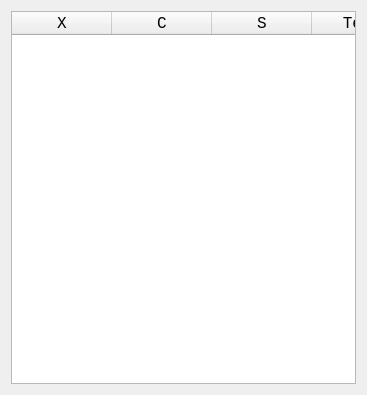
richelbilderbeek/QTableWidgetExample4, file qtdialog.ui: the form before one commit.
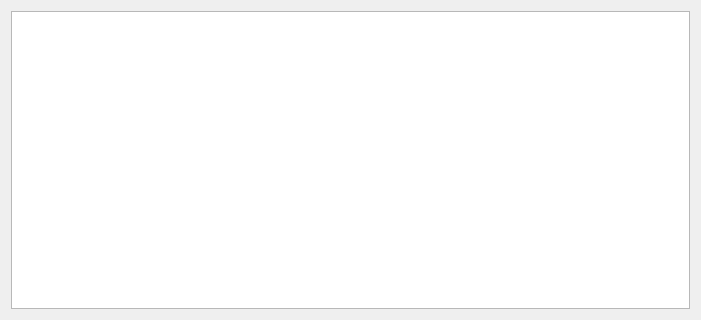
The form after the commit.

The edit to the form file:
```diff
--- a/qtdialog.ui
+++ b/qtdialog.ui
@@ -6,8 +6,8 @@
    <rect>
     <x>0</x>
     <y>0</y>
-    <width>367</width>
-    <height>395</height>
+    <width>701</width>
+    <height>320</height>
    </rect>
   </property>
   <property name="font">
@@ -16,33 +16,51 @@
     <pointsize>12</pointsize>
    </font>
   </property>
-  <layout class="QGridLayout" name="gridLayout">
-   <item row="0" column="0">
-    <widget class="QTableWidget" name="tableWidget">
+  <layout class="QVBoxLayout" name="verticalLayout">
+   <item>
+    <widget class="QTableWidget" name="examples_widget">
+     <property name="sizePolicy">
+      <sizepolicy hsizetype="Preferred" vsizetype="MinimumExpanding">
+       <horstretch>0</horstretch>
+       <verstretch>0</verstretch>
+      </sizepolicy>
+     </property>
      <property name="verticalScrollBarPolicy">
       <enum>Qt::ScrollBarAlwaysOff</enum>
      </property>
      <property name="horizontalScrollBarPolicy">
       <enum>Qt::ScrollBarAlwaysOff</enum>
      </property>
+     <property name="sizeAdjustPolicy">
+      <enum>QAbstractScrollArea::AdjustToContents</enum>
+     </property>
+     <property name="autoScroll">
+      <bool>false</bool>
+     </property>
+     <property name="tabKeyNavigation">
+      <bool>false</bool>
+     </property>
+     <property name="alternatingRowColors">
+      <bool>true</bool>
+     </property>
+     <property name="textElideMode">
+      <enum>Qt::ElideNone</enum>
+     </property>
+     <property name="wordWrap">
+      <bool>true</bool>
+     </property>
+     <attribute name="horizontalHeaderVisible">
+      <bool>false</bool>
+     </attribute>
+     <attribute name="horizontalHeaderStretchLastSection">
+      <bool>true</bool>
+     </attribute>
+     <attribute name="verticalHeaderCascadingSectionResizes">
+      <bool>false</bool>
+     </attribute>
      <column>
       <property name="text">
-       <string>X</string>
-      </property>
-     </column>
-     <column>
-      <property name="text">
-       <string>C</string>
-      </property>
-     </column>
-     <column>
-      <property name="text">
-       <string>S</string>
-      </property>
-     </column>
-     <column>
-      <property name="text">
-       <string>Text</string>
+       <string>Examples</string>
       </property>
      </column>
     </widget>
```
